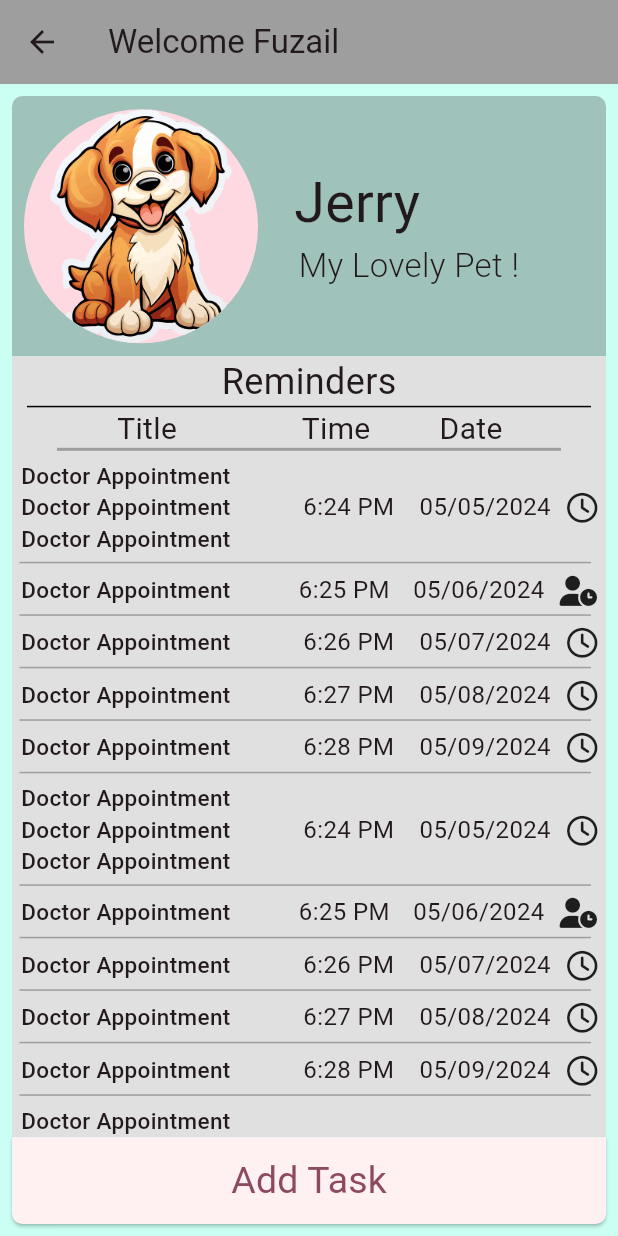
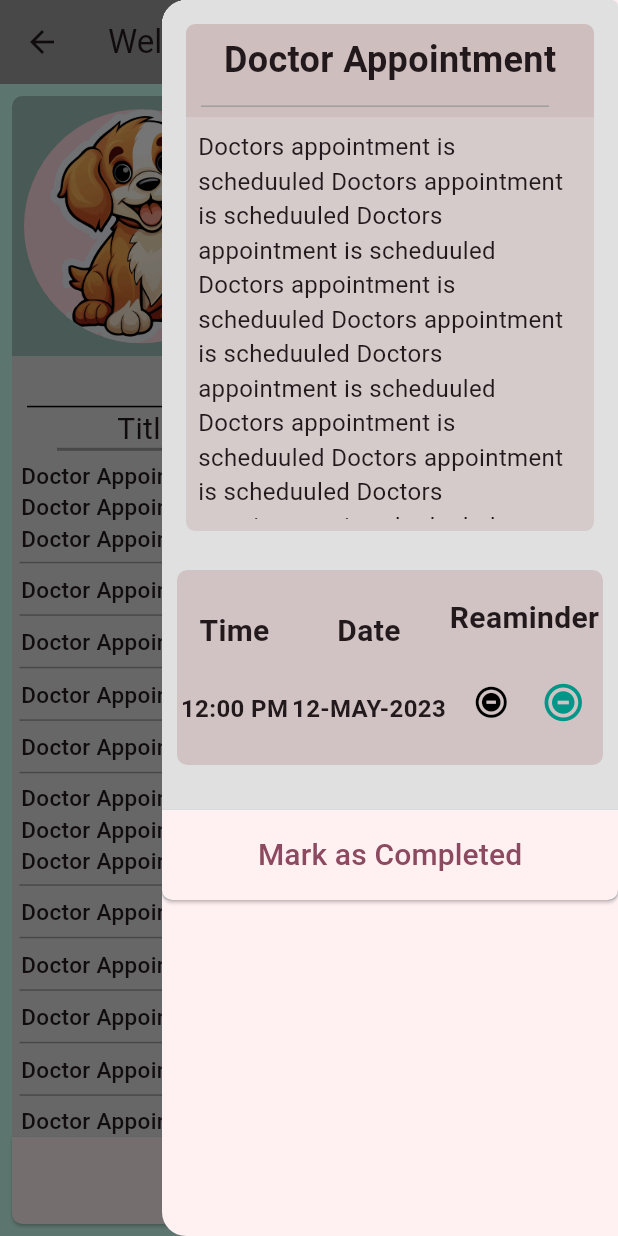
Before and after one commit to Fuzail-Raza/Pet-Care-App, a Flutter app: the petDetails screen opened directly, with the side drawer open (before the commit the screen has no drawer), on a phone screen of 412 x 824 dp. Run offline on Flutter 3.47's test engine with Material 3 defaults, Android fonts, the phone set to English and light mode, and no system bars; our stand-ins replace awesome_snackbar_content, cloud_firestore, firebase_auth, firebase_core, firebase_storage, font_awesome_flutter and 5 more; missing offline and left inert: flutter_polyline_points; accounts and stored records are empty; network calls fail.

Commit message:
Added Remainder Details Form , fixes issues , added TODO Marks, Converted stf to stl (where possible)

```diff
--- a/pet_care/lib/CheckFiles.dart
+++ b/pet_care/lib/CheckFiles.dart
@@ -14,14 +14,9 @@ import 'package:pet_care/SplashScreen.dart';
 import 'package:pet_care/TrackingPet.dart';
 import 'package:pet_care/phoneAuthentication.dart';
 
-class checkFiles extends StatefulWidget {
+class checkFiles extends StatelessWidget {
   const checkFiles({super.key});
 
-  @override
-  State<checkFiles> createState() => _checkFilesState();
-}
-
-class _checkFilesState extends State<checkFiles> {
   @override
   Widget build(BuildContext context) {
 
--- a/pet_care/lib/HomePage.dart
+++ b/pet_care/lib/HomePage.dart
@@ -4,15 +4,10 @@ import 'package:flutter/material.dart';
 import 'package:font_awesome_flutter/font_awesome_flutter.dart';
 import 'package:google_nav_bar/google_nav_bar.dart';
 
-class HomePage extends StatefulWidget {
+class HomePage extends StatelessWidget {
   Map<String,dynamic> userData;
    HomePage({super.key,required this.userData});
 
-  @override
-  State<HomePage> createState() => _HomePageState();
-}
-
-class _HomePageState extends State<HomePage> {
   @override
   Widget build(BuildContext context) {
 
@@ -21,7 +16,7 @@ class _HomePageState extends State<HomePage> {
       child: Scaffold(
 
         appBar: AppBar(
-          title: Text("Welcome ${widget.userData["Name"]}" ),
+          title: Text("Welcome ${userData["Name"]}" ),
           // centerTitle: true,
           bottom:  const TabBar(tabs: [
             Tab(
--- a/pet_care/lib/PetDetailsWidget.dart
+++ b/pet_care/lib/PetDetailsWidget.dart
@@ -4,6 +4,7 @@ import 'package:flutter/widgets.dart';
 import 'package:pet_care/ColorsScheme.dart';
 import 'package:pet_care/addTaskContainer.dart';
 import 'package:pet_care/petReminderDetailsWidget.dart';
+import 'package:pet_care/showTaskDetailsContainer.dart';
 import 'package:pet_care/uihelper.dart';
 
 class PetDetailsWidget extends StatefulWidget {
@@ -78,8 +79,11 @@ class _PetDetailsWidgetState extends State<PetDetailsWidget> {
                       flex: 9,
                       child: InkWell(
                           onTap: () {},
-                          child: SingleChildScrollView(
-                              child: petReminderDetails())),
+
+                          /// TODO fix scrolling issue
+
+                          child: ListView(children: [petReminderDetails()])
+                      ),
                     )
                   : Expanded(
                       child: InkWell(
--- a/pet_care/lib/ProfilePage.dart
+++ b/pet_care/lib/ProfilePage.dart
@@ -4,17 +4,12 @@ import 'package:flutter/material.dart';
 import 'package:pet_care/LoginPage.dart';
 import 'package:pet_care/phoneAuthentication.dart';
 
-class ProfilePage extends StatefulWidget {
+class ProfilePage extends StatelessWidget {
 
   Map<String,dynamic> userData;
 
   ProfilePage({super.key,required this.userData});
 
-  @override
-  State<ProfilePage> createState() => _ProfilePageState();
-}
-
-class _ProfilePageState extends State<ProfilePage> {
   @override
   Widget build(BuildContext context) {
     return Stack(children: [
@@ -44,9 +39,9 @@ class _ProfilePageState extends State<ProfilePage> {
                   },
 
                   //Todo : Remove else if as Pic never be null
-                  leading: widget.userData["Pic"]!=null ? CircleAvatar(
+                  leading: userData["Pic"]!=null ? CircleAvatar(
                     radius: 30,
-                    backgroundImage:  NetworkImage(widget.userData["Pic"]),
+                    backgroundImage:  NetworkImage(userData["Pic"]),
                     backgroundColor: Colors.white70,
                   ) :
                   CircleAvatar(
@@ -56,19 +51,19 @@ class _ProfilePageState extends State<ProfilePage> {
                   )
                   ,
                   title: Text(
-                    widget.userData["Name"],
+                    userData["Name"],
                     style: TextStyle(
                       fontSize: 20,
                       fontWeight: FontWeight.bold,
                       decoration: TextDecoration.underline,
                     ),
                   ),
-                  subtitle: Text(widget.userData["Email"]),
+                  subtitle: Text(userData["Email"]),
                   trailing: IconButton(
                     disabledColor: Colors.blueGrey.shade600,
-                    icon: widget.userData["isVerified"] == true ? Icon(Icons.verified_user) : Icon(Icons.add),
-                    onPressed: widget.userData["isVerified"]==false ? (){
-                    Navigator.push(context, MaterialPageRoute(builder: (context) =>PhoneAuthentication(userData: widget.userData,) ,));
+                    icon: userData["isVerified"] == true ? Icon(Icons.verified_user) : Icon(Icons.add),
+                    onPressed: userData["isVerified"]==false ? (){
+                    Navigator.push(context, MaterialPageRoute(builder: (context) =>PhoneAuthentication(userData: userData,) ,));
                    } : null
                   ,),
                 ),
--- a/pet_care/lib/TrackingPet.dart
+++ b/pet_care/lib/TrackingPet.dart
@@ -355,6 +355,7 @@ class _trackingPetState extends State<trackingPet> {
                       title = values[dropdownvalue]!["Name"].toString();
                       pos = LatLng(values[dropdownvalue]!["Lat"] as double,
                           values[dropdownvalue]!["Long"] as double);
+                      polylineCoordinates=[];
                       isRouting=false;
                     });
 
--- a/pet_care/lib/addTaskContainer.dart
+++ b/pet_care/lib/addTaskContainer.dart
@@ -34,7 +34,7 @@ class _addTaskContainerState extends State<addTaskContainer> {
   @override
   Widget build(BuildContext context) {
     return Container(
-      height: 700,
+      height: 714,
       decoration: BoxDecoration(
           color: Colors.grey.shade300, borderRadius: BorderRadius.circular(4)),
       child: Column(
@@ -74,6 +74,7 @@ class _addTaskContainerState extends State<addTaskContainer> {
                           ),
                         ),
                         TextFormField(
+                          maxLength: 16,
                           controller: titleController,
                           autovalidateMode:
                           AutovalidateMode.onUserInteraction,
--- a/pet_care/lib/apiKey.dart
+++ b/pet_care/lib/apiKey.dart
@@ -1,2 +1,2 @@
 
-var APIKEY="AIzaSyCzaAl9_14o73H6wyYzx9o0X6Y-XediM0I";
+var APIKEY="AIzaSyBSnFpHnup88if4QNvcgTPHfBKRkIhOym4";
--- a/pet_care/lib/petDetails.dart
+++ b/pet_care/lib/petDetails.dart
@@ -1,6 +1,7 @@
 import 'package:flutter/material.dart';
 import 'package:pet_care/ColorsScheme.dart';
 import 'package:pet_care/PetDetailsWidget.dart';
+import 'package:pet_care/showTaskDetailsContainer.dart';
 
 class petDetails extends StatefulWidget {
   const petDetails({super.key});
@@ -17,6 +18,13 @@ class _petDetailsState extends State<petDetails> {
         title: Text("Welcome Fuzail"),
         backgroundColor: Colors.grey.shade500,
       ),
+
+      /// ToDO Remove Drawer Property
+
+      endDrawer: Drawer(
+        child: ListView(
+            children: [ showTaskDetailsContainer()]),
+      ),
       body: Container(
         color: primaryColorBackground,
         child: Padding(
--- a/pet_care/lib/petReminderDetailsWidget.dart
+++ b/pet_care/lib/petReminderDetailsWidget.dart
@@ -2,6 +2,8 @@ import 'package:awesome_snackbar_content/awesome_snackbar_content.dart';
 import 'package:flutter/material.dart';
 import 'package:font_awesome_flutter/font_awesome_flutter.dart';
 import 'package:pet_care/petReminderDeatilsData.dart';
+import 'package:pet_care/showTaskDetailsContainer.dart';
+import 'package:pet_care/uihelper.dart';
 
 class petReminderDetails extends StatefulWidget {
   const petReminderDetails({Key? key}) : super(key: key);
@@ -11,7 +13,12 @@ class petReminderDetails extends StatefulWidget {
 }
 
 class _petReminderDetailsState extends State<petReminderDetails> {
+
+
+
   var data = perReminderDetailsData().ReminderData;
+
+  bool isTaskDetail=false;
 
   @override
   Widget build(BuildContext context) {
@@ -84,6 +91,15 @@ class _petReminderDetailsState extends State<petReminderDetails> {
                   // color: Colors.greenAccent,
                   borderRadius: BorderRadius.circular(4),
                 ),
+                child: InkWell(
+
+                  ///TODO fixe Remainder Details Contianer Rendering
+
+                  onTap: (){
+                    isTaskDetail=true;
+                    Scaffold.of(context).openEndDrawer(
+                    );
+                  },
                   child: Row(
                     mainAxisAlignment: MainAxisAlignment.spaceAround,
                     children: [
@@ -158,6 +174,7 @@ class _petReminderDetailsState extends State<petReminderDetails> {
                       ),
                     ],
                   ),
+                ),
               );
             },
           ),
--- /dev/null
+++ b/pet_care/lib/showTaskDetailsContainer.dart
@@ -0,0 +1,209 @@
+import 'package:awesome_snackbar_content/awesome_snackbar_content.dart';
+import 'package:flutter/cupertino.dart';
+import 'package:flutter/material.dart';
+import 'package:flutter/widgets.dart';
+import 'package:pet_care/ColorsScheme.dart';
+
+class showTaskDetailsContainer extends StatefulWidget {
+  const showTaskDetailsContainer({super.key});
+
+  @override
+  State<showTaskDetailsContainer> createState() =>
+      _showTaskDetailsContainerState();
+}
+
+class _showTaskDetailsContainerState extends State<showTaskDetailsContainer> {
+  bool isSilent=false;
+  double headingFont = 20, subHeadingFont = 16;
+  String title = "Doctor Appointment",
+      description =
+          "Doctors appointment is scheduuled Doctors appointment is scheduuled Doctors appointment is scheduuled Doctors appointment is scheduuled Doctors appointment is scheduuled Doctors appointment is scheduuled Doctors appointment is scheduuled Doctors appointment is scheduuled Doctors appointment is scheduuled Doctors appointment is scheduuled Doctors appointment is scheduuled Doctors appointment is scheduuled Last Line";
+
+  @override
+  Widget build(BuildContext context) {
+    return Container(
+      height: 600,
+      decoration: BoxDecoration(
+          color: Colors.grey.shade300, borderRadius: BorderRadius.circular(4)),
+      child: Column(
+        children: [
+          Expanded(
+              flex: 6,
+              child: Padding(
+                padding: const EdgeInsets.only(left: 8.0,right: 8.0,top: 8.0),
+                child: Column(
+                  children: [
+                    Expanded(
+                        flex: 1,
+                        child: Padding(
+                          padding: const EdgeInsets.only(left: 8.0,right: 8.0,top: 8.0),
+                          child: Container(
+                            decoration: BoxDecoration(
+                              borderRadius: BorderRadiusDirectional.only(topStart: Radius.circular(6),topEnd: Radius.circular(6)),
+                              color: Color.fromRGBO(203, 182, 182, 0.8),
+                            ),
+                            child: Column(
+                              mainAxisAlignment: MainAxisAlignment.spaceAround,
+                              children: [
+                                Text(
+                                  title,
+                                  style: TextStyle(
+                                    fontSize: headingFont + 4,
+                                    fontWeight: FontWeight.w600,
+                                  ),
+                                ),
+                                Divider()
+                              ],
+                            ),
+                          ),
+                        )),
+                    Expanded(
+                        flex: 4,
+                        child: Padding(
+                          padding: const EdgeInsets.only(left: 8.0,right: 8.0,bottom: 6),
+                          child: Container(
+                            decoration: BoxDecoration(
+                              borderRadius: BorderRadiusDirectional.only(bottomStart: Radius.circular(6),bottomEnd: Radius.circular(6)),
+                              color: Color.fromRGBO(203, 182, 182, 0.5),
+                            ),
+                            child: Padding(
+                              padding: const EdgeInsets.all(8.0),
+                              child: SingleChildScrollView(
+                                child: Text(
+                                  description,
+                                  style: TextStyle(
+                                    fontSize: subHeadingFont,
+                                  ),
+                                ),
+                              ),
+                            ),
+                          ),
+                        ))
+                  ],
+                ),
+              )),
+          Expanded(
+              flex: 3,
+              child: Padding(
+                padding: const EdgeInsets.only(
+                    left: 10, right: 10, top: 20, bottom: 30),
+                child: Container(
+                    decoration: BoxDecoration(
+                      borderRadius: BorderRadiusDirectional.circular(7),
+                      color: Color.fromRGBO(203, 182, 182, 0.7),
+                    ),
+                    child: Row(
+                      mainAxisAlignment: MainAxisAlignment.spaceEvenly,
+                      children: [
+                        Column(
+                          mainAxisAlignment: MainAxisAlignment.spaceEvenly,
+                          children: [
+                            Text(
+                              "Time",
+                              style: TextStyle(
+                                  fontSize: headingFont,
+                                  fontWeight: FontWeight.bold),
+                            ),
+                            Text("12:00 PM",
+                                style: TextStyle(
+                                    fontSize: subHeadingFont,
+                                    fontWeight: FontWeight.w600))
+                          ],
+                        ),
+                        Column(
+                          mainAxisAlignment: MainAxisAlignment.spaceEvenly,
+                          children: [
+                            Text("Date",
+                                style: TextStyle(
+                                    fontSize: headingFont,
+                                    fontWeight: FontWeight.bold)),
+                            Text("12-MAY-2023",
+                                style: TextStyle(
+                                    fontSize: subHeadingFont,
+                                    fontWeight: FontWeight.w600))
+                          ],
+                        ),
+                        Column(
+                          mainAxisAlignment: MainAxisAlignment.spaceEvenly,
+                          crossAxisAlignment: CrossAxisAlignment.end,
+                          children: [
+                            Text("Reaminder",
+                                style: TextStyle(
+                                    fontSize: headingFont,
+                                    fontWeight: FontWeight.bold)),
+                            Row(
+                              children: [
+                                Column(
+                                  children: [
+                                    IconButton(
+                                      icon: Icon(Icons.do_not_disturb_on_total_silence,size:isSilent==true ? 30 : 25, color: isSilent==true ? Colors.teal: Colors.black,),
+                                      onPressed: () {
+                                        setState(() {
+                                          isSilent=true;
+                                        });
+                                      },
+                                    ),
+                                    // Text("Silent",style: TextStyle(
+                                    //     color: isSilent==true ? Colors.teal: Colors.black
+                                    // ),),
+                                  ],
+                                ),
+
+                                Column(
+                                  children: [
+                                    IconButton(
+                                      icon: Icon(Icons.do_not_disturb_on_total_silence,size:isSilent!=true ? 30 : 25,color: isSilent!=true ? Colors.teal: Colors.black),
+                                      onPressed: () {
+                                        setState(() {
+                                          isSilent=false;
+                                        });
+                                      },
+                                    ),
+                                    // Text("Ring",style: TextStyle(
+                                    //     color: isSilent!=true ? Colors.teal: Colors.black
+                                    // )),
+                                  ],
+                                ),
+
+                              ],
+                            ),
+                          ],
+                        ),
+                      ],
+                    )),
+              )),
+          Expanded(
+              flex: 1,
+              child: ElevatedButton(
+                onPressed: () {
+                  final snackBarSilent = SnackBar(
+                    elevation: 0,
+                    behavior: SnackBarBehavior.floating,
+                    backgroundColor: Colors.transparent,
+                    content: AwesomeSnackbarContent(
+                      title: 'Congratulations !!!',
+                      message: 'Succussfully! Marked Completed!',
+                      contentType: ContentType.success,
+                    ),
+                  );
+                  ScaffoldMessenger.of(context).showSnackBar(snackBarSilent);
+                },
+                child: Text(
+                  "Mark as Completed",
+                  style: TextStyle(fontSize: 20, fontWeight: FontWeight.w500),
+                ),
+                style: ButtonStyle(
+                  // minimumSize: MaterialStateProperty.all(Size(1000, 10),),
+                  minimumSize: MaterialStateProperty.all(Size.infinite),
+                  shape: MaterialStateProperty.all(RoundedRectangleBorder(
+                      borderRadius: BorderRadius.only(
+                    bottomLeft: Radius.circular(7.0),
+                    bottomRight: Radius.circular(7.0),
+                  ))),
+                ),
+              ))
+        ],
+      ),
+    );
+  }
+}
```
Also changed, not shown: 2 other files. Lines whose indentation alone changed are shown as unchanged.
